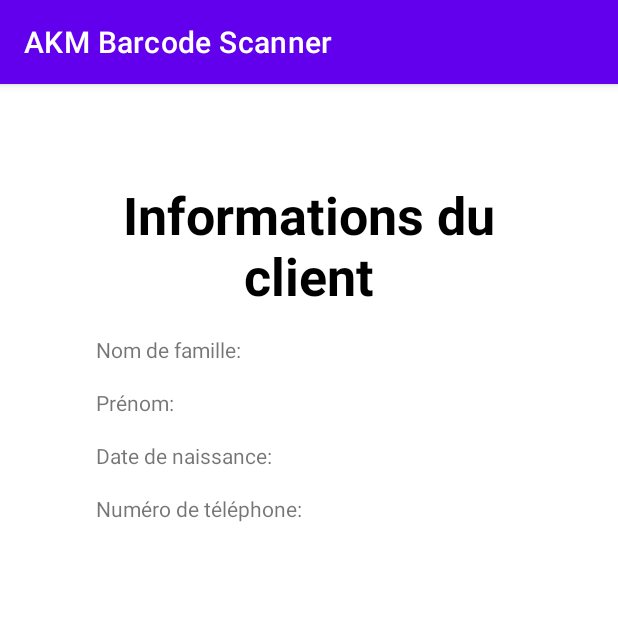
After one commit to SohaibMhd745/projetAnnuel2022, an Android app: the DisplayActivity screen opened directly, with no data from a screen before it, on a phone screen of 412 x 824 dp, the top half of it. The commit adds this screen. Run offline under Robolectric (Android 15) with nearby library versions, the phone set to English and light mode, and no system bars; 4 statements that could not run were skipped.

Commit message:
Working customer display (android)

```diff
--- a/android/app/src/main/AndroidManifest.xml
+++ b/android/app/src/main/AndroidManifest.xml
@@ -4,7 +4,7 @@
     package="com.ashway.akmbarcodescanner">
 
     <uses-permission android:name="android.permission.CAMERA" />
-    <uses-permission android:name="android.permission.INTERNET"/>
+    <uses-permission android:name="android.permission.INTERNET" />
 
     <uses-feature
         android:name="android.hardware.camera"
@@ -20,6 +20,9 @@
         android:usesCleartextTraffic="true"
         tools:targetApi="m">
         <activity
+            android:name=".DisplayActivity"
+            android:exported="false" />
+        <activity
             android:name=".MainActivity"
             android:exported="true">
             <intent-filter>
--- /dev/null
+++ b/android/app/src/main/java/com/ashway/akmbarcodescanner/DisplayActivity.java
@@ -0,0 +1,32 @@
+package com.ashway.akmbarcodescanner;
+
+import androidx.appcompat.app.AppCompatActivity;
+
+import android.annotation.SuppressLint;
+import android.content.Intent;
+import android.os.Bundle;
+import android.widget.TextView;
+
+import com.ashway.akmbarcodescanner.httphandler.User;
+
+public class DisplayActivity extends AppCompatActivity {
+
+    @SuppressLint("SetTextI18n")
+    @Override
+    protected void onCreate(Bundle savedInstanceState) {
+        super.onCreate(savedInstanceState);
+        setContentView(R.layout.activity_display);
+
+        TextView lastname = findViewById(R.id.lastname);
+        lastname.setText("Nom : " + MainActivity.user.getLastname());
+
+        TextView firstname = findViewById(R.id.firstname);
+        firstname.setText("Prénom : " + MainActivity.user.getFirstname());
+
+        TextView birthdate = findViewById(R.id.birthdate);
+        birthdate.setText("Date de naissance : " + MainActivity.user.getBirthdate());
+
+        TextView number = findViewById(R.id.number);
+        number.setText("Numéro de téléphone : " + MainActivity.user.getPhone());
+    }
+}
--- /dev/null
+++ b/android/app/src/main/res/layout/activity_display.xml
@@ -0,0 +1,53 @@
+<?xml version="1.0" encoding="utf-8"?>
+<RelativeLayout
+    xmlns:android="http://schemas.android.com/apk/res/android"
+    xmlns:app="http://schemas.android.com/apk/res-auto"
+    xmlns:tools="http://schemas.android.com/tools"
+    android:layout_width="match_parent"
+    android:layout_height="match_parent"
+    tools:context=".DisplayActivity"
+    android:layout_margin="64dp">
+
+    <TextView
+        android:layout_width="match_parent"
+        android:layout_height="wrap_content"
+        android:id="@+id/title"
+        android:text="Informations du client"
+        android:textColor="@color/black"
+        android:textSize="52px"
+        android:textStyle="bold"
+        android:gravity="center_horizontal"/>
+
+    <TextView
+        android:layout_width="match_parent"
+        android:layout_height="wrap_content"
+        android:layout_marginTop="16dp"
+        android:layout_below="@+id/title"
+        android:id="@+id/lastname"
+        android:text="Nom de famille: "/>
+
+    <TextView
+        android:layout_width="match_parent"
+        android:layout_height="wrap_content"
+        android:layout_marginTop="16dp"
+        android:layout_below="@+id/lastname"
+        android:id="@+id/firstname"
+        android:text="Prénom: "/>
+
+    <TextView
+        android:layout_width="match_parent"
+        android:layout_height="wrap_content"
+        android:layout_marginTop="16dp"
+        android:layout_below="@+id/firstname"
+        android:id="@+id/birthdate"
+        android:text="Date de naissance: "/>
+
+    <TextView
+        android:layout_width="match_parent"
+        android:layout_height="wrap_content"
+        android:layout_marginTop="16dp"
+        android:layout_below="@+id/birthdate"
+        android:id="@+id/number"
+        android:text="Numéro de téléphone: "/>
+
+</RelativeLayout>
```
Also changed, not shown: android/app/src/main/java/com/ashway/akmbarcodescanner/MainActivity.java (+4 -5 lines), android/app/src/main/java/com/ashway/akmbarcodescanner/barcode/Barcode.java (+1 -9 lines), android/app/src/main/java/com/ashway/akmbarcodescanner/barcode/BarcodeService.java (+0 -15 lines), android/app/src/main/java/com/ashway/akmbarcodescanner/httphandler/User.java (+7 -35 lines), 32 other files.
